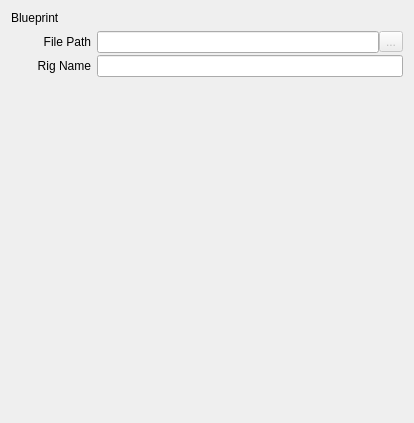
The window that resources/main_settings.ui (bohdon/maya-pulse) describes before a commit, drawn with Qt 5.
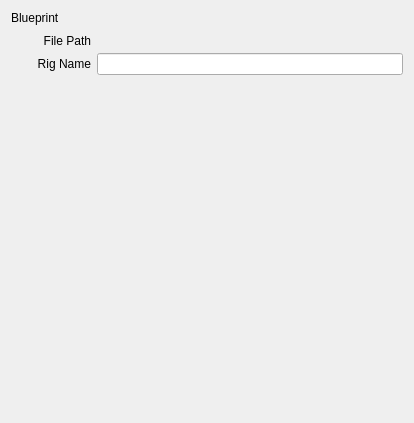
The same window after the commit.

```diff
--- a/resources/main_settings.ui
+++ b/resources/main_settings.ui
@@ -40,7 +40,7 @@
        <property name="minimumSize">
         <size>
          <width>80</width>
-         <height>0</height>
+         <height>20</height>
         </size>
        </property>
        <property name="statusTip">
@@ -55,28 +55,14 @@
       </widget>
      </item>
      <item row="0" column="1">
-      <layout class="QHBoxLayout" name="file_path_hbox">
-       <item>
-        <widget class="QLineEdit" name="file_path_edit">
-         <property name="readOnly">
-          <bool>true</bool>
-         </property>
-        </widget>
-       </item>
-       <item>
-        <widget class="QToolButton" name="file_path_browse_btn">
-         <property name="enabled">
-          <bool>false</bool>
-         </property>
-         <property name="toolTip">
-          <string>Custom blueprint file paths are not yet supported.</string>
-         </property>
-         <property name="text">
-          <string>...</string>
-         </property>
-        </widget>
-       </item>
-      </layout>
+      <widget class="QLabel" name="file_path_text_label">
+       <property name="text">
+        <string>&lt;File Path&gt;</string>
+       </property>
+       <property name="textInteractionFlags">
+        <set>Qt::LinksAccessibleByMouse|Qt::TextSelectableByMouse</set>
+       </property>
+      </widget>
      </item>
      <item row="1" column="0">
       <widget class="QLabel" name="rig_name_label">
```
